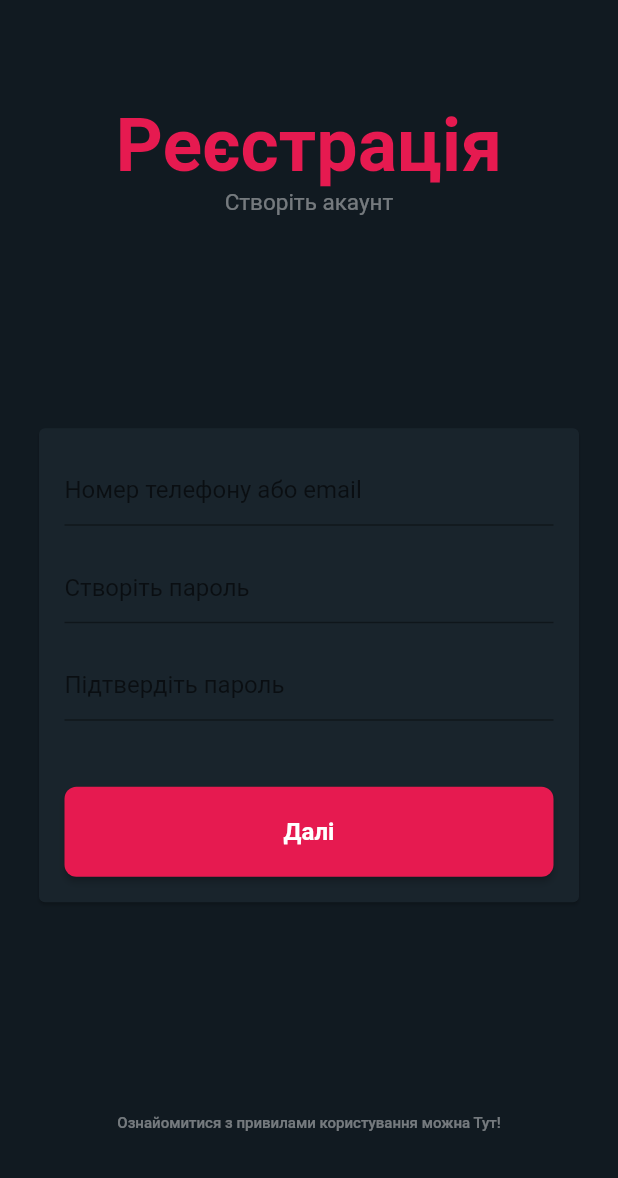
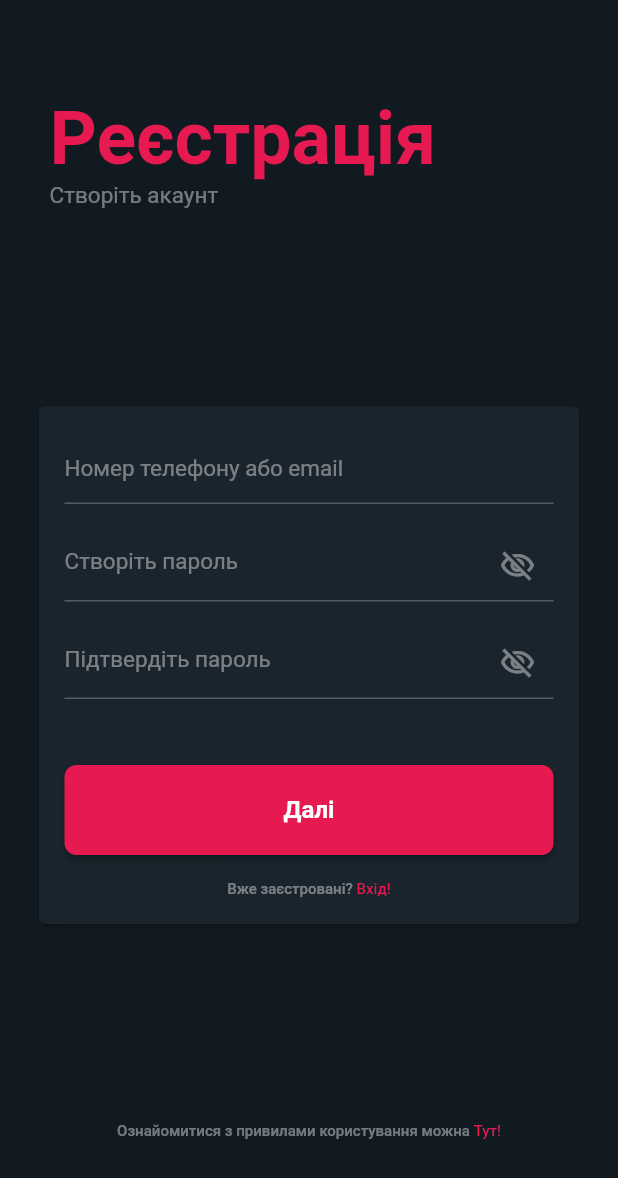
Before and after one commit to Appollo21/FlutterITSU, a Flutter app: the Register screen opened directly, on a phone screen of 412 x 824 dp. Shown: the top 1178 px of the screen. Run offline on Flutter 3.47's test engine with Material 2 defaults, Android fonts, the phone set to English and light mode, and no system bars; our stand-ins replace firebase_auth, firebase_core, syncfusion_flutter_calendar; accounts and stored records are empty.

Commit message:
Верстка

```diff
--- a/lib/Setup/AuthPages/SignUp.dart
+++ b/lib/Setup/AuthPages/SignUp.dart
@@ -19,12 +19,15 @@ class _RegisterState extends State<Register>{
          Container(
           color: Color.fromRGBO(17,26,33,1),
           child: Form(
-          key: _formKey,
+              key: _formKey,
               child:Column(
+              crossAxisAlignment: CrossAxisAlignment.start,
               mainAxisAlignment: MainAxisAlignment.spaceAround,
               children: <Widget>[
                 Container(
+                  margin: EdgeInsets.fromLTRB(33,0,0,0),
                   child: Column(
+                    crossAxisAlignment: CrossAxisAlignment.start,
                     children: <Widget>[
                       Container(
                         child:Text(
@@ -58,9 +61,20 @@ class _RegisterState extends State<Register>{
                         Container(
                           margin: EdgeInsets.fromLTRB(17,17,17,0),
                           child:TextField(
-                            style: TextStyle(color: Colors.white),
+                            style: TextStyle(color: Color.fromRGBO(255,255,255,0.42)),
                             decoration: InputDecoration(
-                              focusColor: Color.fromRGBO(230,26,80,1),
+                              enabledBorder: UnderlineInputBorder(
+                                borderSide: BorderSide(color: Color.fromRGBO(255,255,255,0.26)),
+                              ),
+                              focusedBorder: UnderlineInputBorder(
+                                borderSide: BorderSide(color: Color.fromRGBO(230,26,80,1)),
+                              ),
+
+                              hintStyle: TextStyle(
+                                color: Color.fromRGBO(255,255,255,0.42),
+                                fontSize:15,
+                                fontWeight: FontWeight.w400
+                              ),
                               hintText: "Номер телефону або email"
                             ),
                           )
@@ -68,44 +82,127 @@ class _RegisterState extends State<Register>{
                         Container(
                           margin: EdgeInsets.fromLTRB(17,17,17,0),
                           child:TextField(
-                            style: TextStyle(color: Colors.white),
+                            style: TextStyle(
+                              color: Color.fromRGBO(255,255,255,0.42),
+                              fontSize:15,
+                              fontWeight: FontWeight.w400
+                              ),
+                            obscureText: true,
                             decoration: InputDecoration(
-                              focusColor: Color.fromRGBO(230,26,80,1),
-                              hintText: "Створіть пароль"
+                              enabledBorder: UnderlineInputBorder(
+                                borderSide: BorderSide(color: Color.fromRGBO(255,255,255,0.26)),
+                              ),
+                              focusedBorder: UnderlineInputBorder(
+                                borderSide: BorderSide(color: Color.fromRGBO(230,26,80,1)),
+                              ),
+
+                              hintStyle: TextStyle(
+                                color: Color.fromRGBO(255,255,255,0.42)
+                              ),
+                              hintText: "Створіть пароль",
+                              suffixIcon: IconButton(
+                                icon: Icon(Icons.visibility_off_outlined,color: Color.fromRGBO(255,255,255,0.42)),
+                              ),
                             ),
                           )
                         ),
                         Container(
                           margin: EdgeInsets.fromLTRB(17,17,17,0),
                           child:TextField(
-                            style: TextStyle(color: Colors.white),
+                            style: TextStyle(color: Color.fromRGBO(255,255,255,0.42)),
+                            obscureText: true,
                             decoration: InputDecoration(
-                              focusColor: Color.fromRGBO(230,26,80,1),
-                              hintText: "Підтвердіть пароль"
+                              enabledBorder: UnderlineInputBorder(
+                                borderSide: BorderSide(color: Color.fromRGBO(255,255,255,0.26)),
+                              ),
+                              focusedBorder: UnderlineInputBorder(
+                                borderSide: BorderSide(color: Color.fromRGBO(230,26,80,1)),
+                              ),
+
+                              hintText: "Підтвердіть пароль",
+                              hintStyle: TextStyle(
+                                color: Color.fromRGBO(255,255,255,0.42),
+                                fontSize:15,
+                                fontWeight: FontWeight.w400
+                              ),
+                              suffixIcon: IconButton(
+                                icon: Icon(Icons.visibility_off_outlined,
+                                          color: Color.fromRGBO(255,255,255,0.42),),
+                              ),
                             ),
-                          )
+                          ),
                         ),
                         Container(
                           margin: EdgeInsets.fromLTRB(17,44,17,17),
                           child: FitnessButton("Далі",register),
+                        ),
+                        Row(
+                          mainAxisAlignment: MainAxisAlignment.center,
+                          children: <Widget>[
+                            Container(
+                              margin:EdgeInsets.fromLTRB(0,0,0,17),
+                              child: Text(
+                                "Вже заєстровані? ",
+                                style: TextStyle(
+                                  color: Color.fromRGBO(255, 255, 255, 0.42),
+                                  fontSize: 10,
+                                  fontWeight: FontWeight.w500,
+                                  )
+
+                              ),
+                            ),
+                            Container(
+                              margin:EdgeInsets.fromLTRB(0,0,0,17),
+                              child: GestureDetector(
+                                onTap: () {},
+                                child:Text(
+                                  "Вxід!",
+                                  style: TextStyle(
+                                    color: Color.fromRGBO(230,26,80,1),
+                                    fontSize: 10,
+                                    fontWeight: FontWeight.w500,
+                                    )
+                                )
+                              )
+                            )
+                          ]
                         ),
                       ]
                   )
                 ),
                 ),
 
-                Container(
-                    child: Text(
-                      "Ознайомитися з привилами користування можна Тут!",
-                      style: TextStyle(
-                        color: Color.fromRGBO(255, 255, 255, 0.42),
-                        fontSize: 10,
-                        fontWeight: FontWeight.w500,
+                Row(
+                  mainAxisAlignment: MainAxisAlignment.center,
+                  children: <Widget>[
+                    Container(
+                      child: Text(
+                        "Ознайомитися з привилами користування можна ",
+                        style: TextStyle(
+                          color: Color.fromRGBO(255, 255, 255, 0.42),
+                          fontSize: 10,
+                          fontWeight: FontWeight.w500,
+                          )
+
+                      ),
+                    ),
+                    Container(
+                      child: GestureDetector(
+                        onTap: () {
+
+                        },
+                        child: Text(
+                          "Тут!",
+                          style: TextStyle(
+                            color: Color.fromRGBO(230,26,80,1),
+                            fontSize: 10,
+                            fontWeight: FontWeight.w500,
+                            )
                         )
-
-                    ),
+                      ),
+                    )
+                  ]
                 )
-
               ],
 
             ),
```
